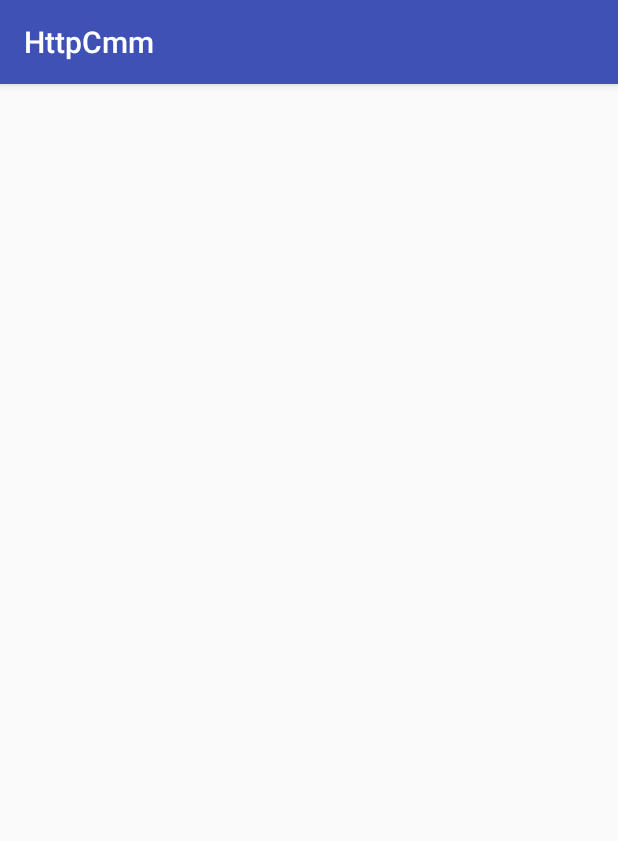
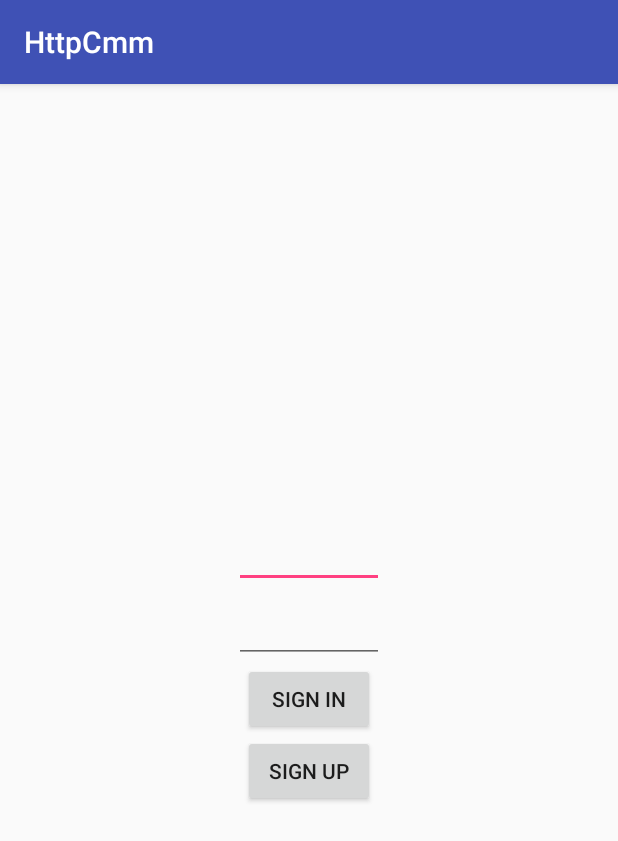
Before and after one commit to imjunhyeok/OwnRoomApp, an Android app: the screen it shows after launch (MainActivity before the commit, LoginActivity after it), on a phone screen of 412 x 824 dp. Shown: the top 841 px of the screen. Run offline under Robolectric (Android 15) with nearby library versions, the phone set to English and light mode, and no system bars; our stand-ins replace ButterKnife.

Commit message:
Modify AndroidManifest to add activity Add RestfulPostAPI.java Add activity_login.xml

```diff
--- a/app/build.gradle
+++ b/app/build.gradle
@@ -27,5 +27,6 @@ dependencies {
     compile 'com.android.support:appcompat-v7:25.3.1'
     compile 'com.android.support.constraint:constraint-layout:1.0.2'
     compile 'com.google.code.gson:gson:2.3.1'
+    compile 'com.jakewharton:butterknife:7.0.1'
     testCompile 'junit:junit:4.12'
 }
--- a/app/src/main/AndroidManifest.xml
+++ b/app/src/main/AndroidManifest.xml
@@ -12,6 +12,8 @@
         android:supportsRtl="true"
         android:theme="@style/AppTheme">
         <activity android:name=".MainActivity">
+        </activity>
+        <activity android:name=".LoginActivity">
             <intent-filter>
                 <action android:name="android.intent.action.MAIN" />
 
--- /dev/null
+++ b/app/src/main/java/com/example/jun/httpcmm/LoginActivity.java
@@ -0,0 +1,37 @@
+package com.example.jun.httpcmm;
+
+import android.os.Bundle;
+import android.support.annotation.Nullable;
+import android.support.v7.app.AppCompatActivity;
+import android.view.View;
+import android.widget.Button;
+import android.widget.EditText;
+
+import butterknife.Bind;
+import butterknife.ButterKnife;
+
+/**
+ * Created by 3330MT on 2017-05-31.
+ */
+
+public class LoginActivity extends AppCompatActivity {
+    @Bind(R.id.usrId) EditText usrId;
+    @Bind(R.id.usrPwd) EditText usrPwd;
+    @Bind(R.id.btnSgnIn) Button btnSgnIn;
+    @Bind(R.id.btnSgnUp) Button btnSgnUp;
+    static UserInfo userInfo = null;
+    @Override
+    protected void onCreate(@Nullable Bundle savedInstanceState) {
+        super.onCreate(savedInstanceState);
+        setContentView(R.layout.activity_login);
+        ButterKnife.bind(this);
+
+        btnSgnIn.setOnClickListener(new View.OnClickListener() {
+            @Override
+            public void onClick(View v) {
+                final String strUsrId = usrId.getText().toString();
+                final String strUsrPwd = usrPwd.getText().toString();
+            }
+        });
+    }
+}
--- a/app/src/main/java/com/example/jun/httpcmm/MainActivity.java
+++ b/app/src/main/java/com/example/jun/httpcmm/MainActivity.java
@@ -1,8 +1,7 @@
 package com.example.jun.httpcmm;
 
-import android.os.AsyncTask;
+import android.os.Bundle;
 import android.support.v7.app.AppCompatActivity;
-import android.os.Bundle;
 import android.util.Log;
 import android.widget.TextView;
 
@@ -10,13 +9,6 @@ import com.google.gson.Gson;
 
 import org.json.JSONArray;
 import org.json.JSONException;
-import org.json.JSONObject;
-
-import java.io.BufferedReader;
-import java.io.InputStream;
-import java.io.InputStreamReader;
-import java.net.HttpURLConnection;
-import java.net.URL;
 
 public class MainActivity extends AppCompatActivity {
     TextView txtView;
@@ -49,6 +41,6 @@ public class MainActivity extends AppCompatActivity {
                 }
                 txtView.setText(result);
             }
-        }).execute("http://192.168.1.5:3000/user/info");
+        }).execute("http://192.168.0.6:3000/user/info");
     }
 }
--- /dev/null
+++ b/app/src/main/res/layout/activity_login.xml
@@ -0,0 +1,29 @@
+<?xml version="1.0" encoding="utf-8"?>
+<LinearLayout xmlns:android="http://schemas.android.com/apk/res/android"
+    android:layout_width="match_parent"
+    android:layout_height="match_parent"
+    android:gravity="center"
+    android:orientation="vertical">
+
+    <EditText
+        android:id="@+id/usrId"
+        android:layout_width="100dp"
+        android:layout_height="50dp" />
+
+    <EditText
+        android:id="@+id/usrPwd"
+        android:layout_width="100dp"
+        android:layout_height="50dp" />
+
+    <Button
+        android:id="@+id/btnSgnIn"
+        android:text="Sign in"
+        android:layout_width="wrap_content"
+        android:layout_height="wrap_content" />
+
+    <Button
+        android:id="@+id/btnSgnUp"
+        android:text="Sign up"
+        android:layout_width="wrap_content"
+        android:layout_height="wrap_content" />
+</LinearLayout>
```
Also changed, not shown: app/src/main/java/com/example/jun/httpcmm/RestfulPostAPI.java (added, +73 -0 lines).
